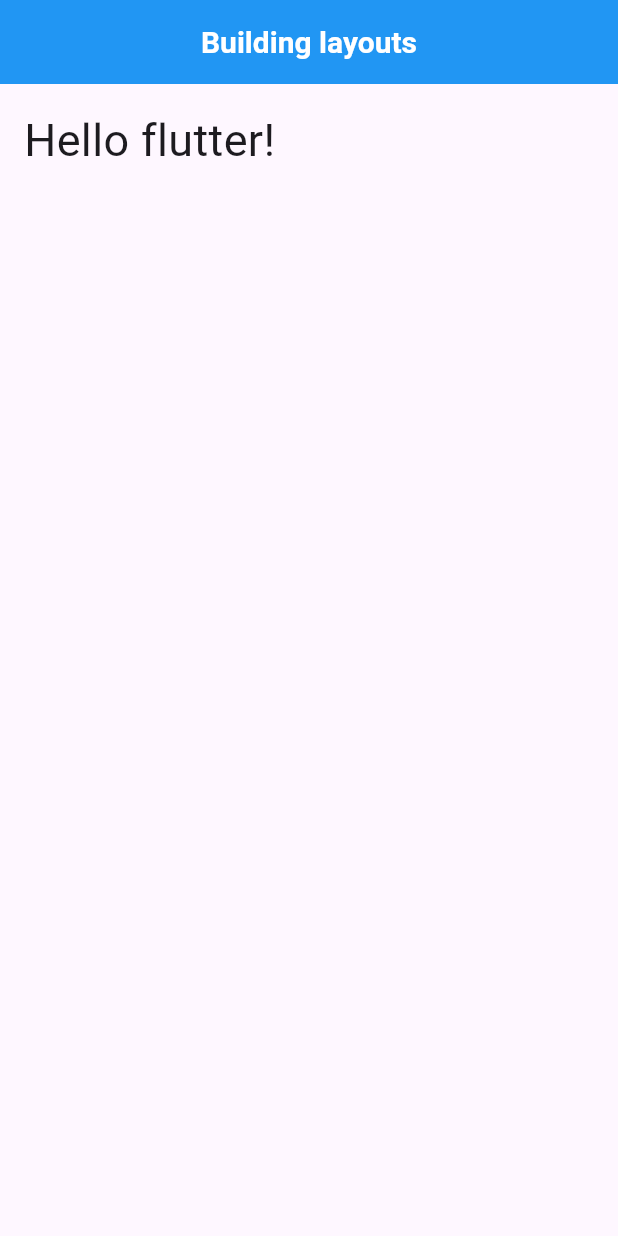
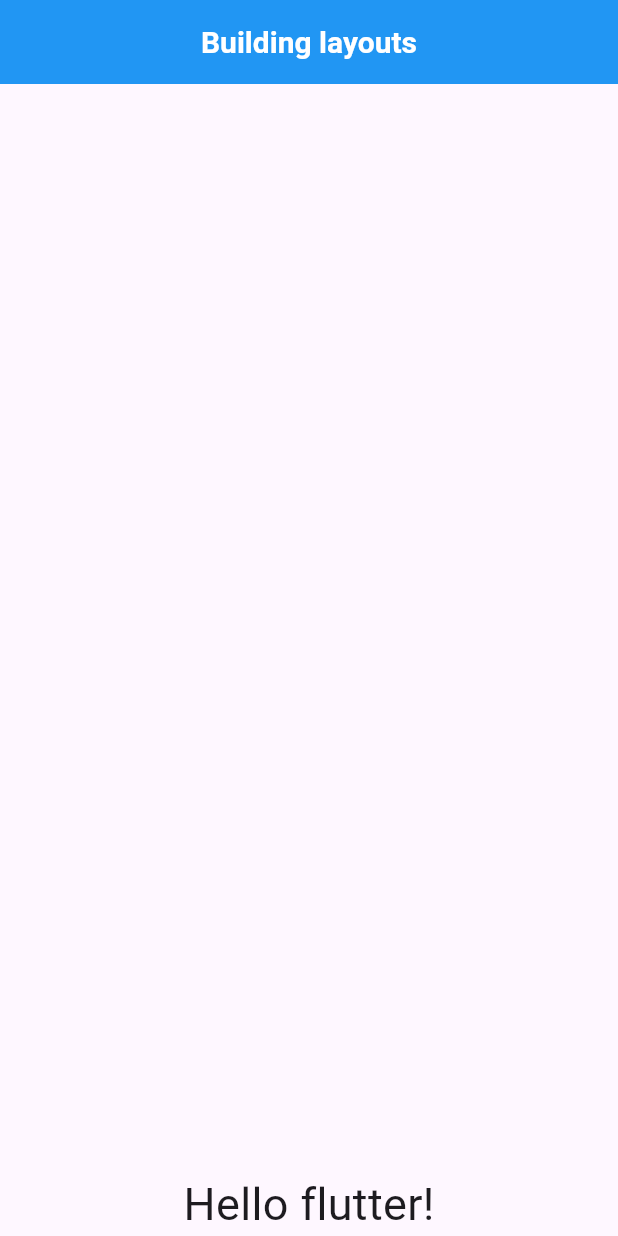
Before and after one commit to clonediff/FlutterTests, a Flutter app: the screen it shows after launch, on a phone screen of 412 x 824 dp. Run offline on Flutter 3.47's test engine with Material 3 defaults, Android fonts, the phone set to English and light mode, and no system bars.

Commit message:
[add] Align widget

```diff
--- a/lib/main.dart
+++ b/lib/main.dart
@@ -16,8 +16,8 @@ class MyFirstApp extends StatelessWidget {
         appBar: DefaultAppBar(
           title: const Text('Building layouts'),
         ),
-        body: const Padding(
-          padding: EdgeInsets.all(16),
+        body: const Align(
+          alignment: Alignment(0, 1),
           child: Text(
             'Hello flutter!',
             style: TextStyle(fontSize: 30),
```
